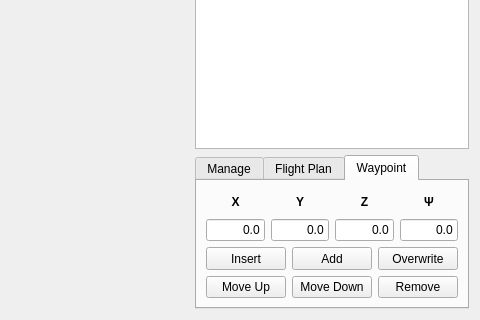
Qt form rqt_contrail_planner/resource/ContrailPlanner.ui (pryre/contrail) before a commit; both pictures show x 288 to 768 and y 160 to 480 of the 768 by 480 pixel window.
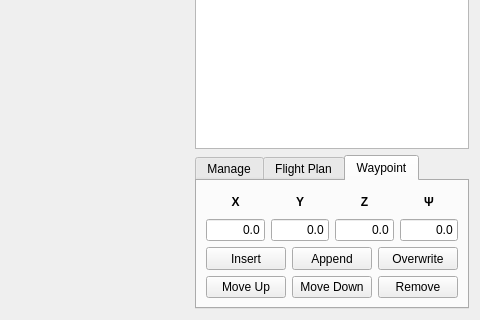
The same form after that commit. The open tabs and pages were chosen to show the change.

Commit message: Management is 'fully functional'

The edit to the form file:
```diff
--- a/rqt_contrail_planner/resource/ContrailPlanner.ui
+++ b/rqt_contrail_planner/resource/ContrailPlanner.ui
@@ -473,7 +473,7 @@
                 </sizepolicy>
                </property>
                <property name="text">
-                <string>Add</string>
+                <string>Append</string>
                </property>
               </widget>
              </item>
```
Left out of the diff: 4 changed lines with no effect on the pictures. The commit also changes 2 other files.
